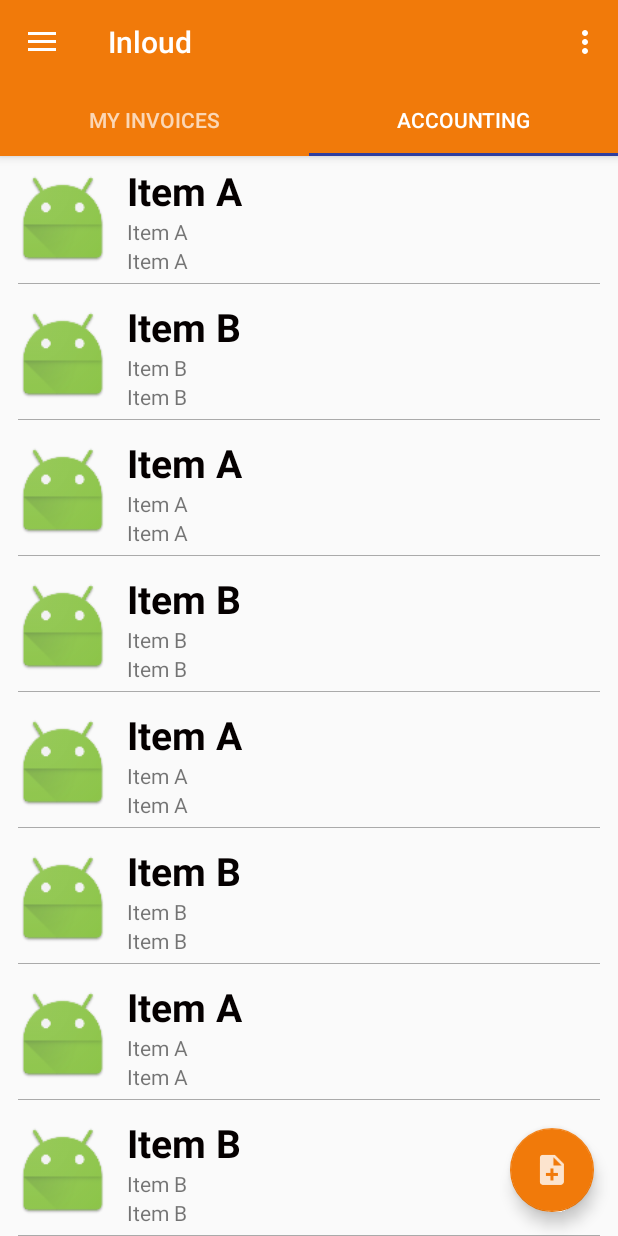
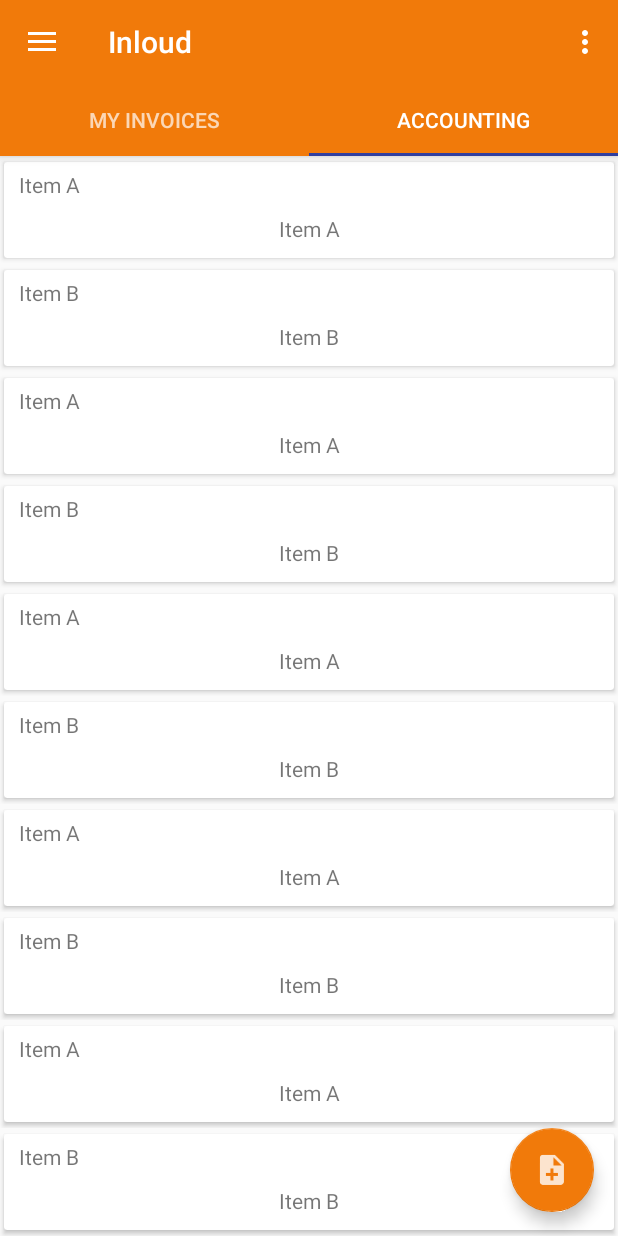
Before and after one commit to jmalovera10/Inloud, an Android app: the MyInvoiceFragment screen opened directly, with no data from a screen before it, tab 2 chosen, on a phone screen of 412 x 824 dp. Run offline under Robolectric (Android 15) with nearby library versions, the phone set to English and light mode, and no system bars; libraries missing offline, so code that uses them is left out: com.facebook, com.facebook.appevents, com.facebook.login; 2 statements that could not run were skipped.

Commit message:
Accounting design proposition

```diff
--- a/Android/Inloud/app/build.gradle
+++ b/Android/Inloud/app/build.gradle
@@ -37,5 +37,6 @@ dependencies {
     compile 'com.google.android.gms:play-services-auth:9.0.0'
     compile 'com.android.support.constraint:constraint-layout:1.0.2'
     compile 'com.android.support:recyclerview-v7:25.3.1'
+    compile 'com.android.support:cardview-v7:25.3.1'
     testCompile 'junit:junit:4.12'
 }
--- /dev/null
+++ b/Android/Inloud/app/src/main/java/papitas/adapters/AccountingRecyclerViewAdapter.java
@@ -0,0 +1,45 @@
+package papitas.adapters;
+
+import android.support.v7.widget.RecyclerView;
+import android.view.LayoutInflater;
+import android.view.View;
+import android.view.ViewGroup;
+
+import papitas.inloud.R;
+
+/**
+ * Created by juanm on 8/07/2017.
+ */
+
+public class AccountingRecyclerViewAdapter extends RecyclerView.Adapter{
+
+    private String[] items;
+
+    public AccountingRecyclerViewAdapter(String[] items) {
+        this.items = items;
+    }
+
+    @Override
+    public AccountingViewHolder onCreateViewHolder(ViewGroup parent, int viewType) {
+        View view = LayoutInflater.from(parent.getContext()).inflate(R.layout.accounting_card, parent, false);
+        return new AccountingViewHolder(view);
+    }
+
+    @Override
+    public void onBindViewHolder(RecyclerView.ViewHolder holder, int position) {
+        if(holder instanceof AccountingViewHolder){
+            AccountingViewHolder mHolder = (AccountingViewHolder) holder;
+            mHolder.bind(items[position],position);
+        }
+    }
+
+    @Override
+    public long getItemId(int position) {
+        return position;
+    }
+
+    @Override
+    public int getItemCount() {
+        return items.length;
+    }
+}
--- /dev/null
+++ b/Android/Inloud/app/src/main/java/papitas/adapters/AccountingViewHolder.java
@@ -0,0 +1,30 @@
+package papitas.adapters;
+
+import android.support.v7.widget.RecyclerView;
+import android.view.View;
+import android.widget.TextView;
+
+import papitas.inloud.R;
+
+/**
+ * Created by juanm on 8/07/2017.
+ */
+
+public class AccountingViewHolder extends RecyclerView.ViewHolder {
+
+    private TextView title;
+    private TextView value;
+
+
+    public AccountingViewHolder(View v) {
+        super(v);
+        title = (TextView) v.findViewById(R.id.accountingTitle);
+        value = (TextView) v.findViewById(R.id.accountingValue);
+    }
+
+    public void bind(String text, final int position) {
+        title.setText(text);
+        value.setText(text);
+    }
+
+}
--- a/Android/Inloud/app/src/main/java/papitas/adapters/RecyclerViewAdapter.java
+++ b/Android/Inloud/app/src/main/java/papitas/adapters/MyInvoiceRecyclerViewAdapter.java
@@ -11,24 +11,24 @@ import papitas.inloud.R;
  * Created by juanm on 22/06/2017.
  */
 
-public class RecyclerViewAdapter extends RecyclerView.Adapter{
+public class MyInvoiceRecyclerViewAdapter extends RecyclerView.Adapter{
 
     private String[] items;
 
-    public RecyclerViewAdapter(String[] items) {
+    public MyInvoiceRecyclerViewAdapter(String[] items) {
         this.items = items;
     }
 
     @Override
-    public TextItemViewHolder onCreateViewHolder(ViewGroup parent, int viewType) {
-        View view = LayoutInflater.from(parent.getContext()).inflate(R.layout.listing_view, parent, false);
-        return new TextItemViewHolder(view);
+    public MyInvoiceViewHolder onCreateViewHolder(ViewGroup parent, int viewType) {
+        View view = LayoutInflater.from(parent.getContext()).inflate(R.layout.invoice_item_layout, parent, false);
+        return new MyInvoiceViewHolder(view);
     }
 
     @Override
     public void onBindViewHolder(RecyclerView.ViewHolder holder, int position) {
-        if(holder instanceof TextItemViewHolder){
-            TextItemViewHolder mHolder = (TextItemViewHolder) holder;
+        if(holder instanceof MyInvoiceViewHolder){
+            MyInvoiceViewHolder mHolder = (MyInvoiceViewHolder) holder;
             mHolder.bind(items[position],position);
         }
     }
--- a/Android/Inloud/app/src/main/java/papitas/adapters/TextItemViewHolder.java
+++ b/Android/Inloud/app/src/main/java/papitas/adapters/MyInvoiceViewHolder.java
@@ -15,7 +15,7 @@ import papitas.inloud.R;
  * Created by juanm on 22/06/2017.
  */
 
-public class TextItemViewHolder extends RecyclerView.ViewHolder {
+public class MyInvoiceViewHolder extends RecyclerView.ViewHolder {
 
     private LinearLayout linearLayout;
     private TextView title;
@@ -24,7 +24,7 @@ public class TextItemViewHolder extends RecyclerView.ViewHolder {
     private ImageView image;
 
 
-    public TextItemViewHolder(View v) {
+    public MyInvoiceViewHolder(View v) {
         super(v);
         title = (TextView) v.findViewById(R.id.itemTitle);
         subTitle = (TextView) v.findViewById(R.id.subTitItem);
--- a/Android/Inloud/app/src/main/java/papitas/fragments/AccountingFragment.java
+++ b/Android/Inloud/app/src/main/java/papitas/fragments/AccountingFragment.java
@@ -9,7 +9,7 @@ import android.view.LayoutInflater;
 import android.view.View;
 import android.view.ViewGroup;
 
-import papitas.adapters.RecyclerViewAdapter;
+import papitas.adapters.AccountingRecyclerViewAdapter;
 import papitas.inloud.R;
 
 /**
@@ -47,14 +47,13 @@ public class AccountingFragment extends Fragment {
     public void onViewCreated(View view, @Nullable Bundle savedInstanceState) {
         super.onViewCreated(view, savedInstanceState);
 
-        String[] items = getResources().getStringArray(R.array.accountingDummy);
-        RecyclerViewAdapter adapter = new RecyclerViewAdapter(items);
+        String[] items = getResources().getStringArray(R.array.myInvoiceDummy);
+        AccountingRecyclerViewAdapter adapter = new AccountingRecyclerViewAdapter(items);
         recyclerView = (RecyclerView) view.findViewById(R.id.recycler_accounting);
         LinearLayoutManager layoutManager = new LinearLayoutManager(getContext());
         recyclerView.setLayoutManager(layoutManager);
         recyclerView.setAdapter(adapter);
         recyclerView.setNestedScrollingEnabled(true);
-
     }
 
 }
--- a/Android/Inloud/app/src/main/java/papitas/fragments/MyInvoiceFragment.java
+++ b/Android/Inloud/app/src/main/java/papitas/fragments/MyInvoiceFragment.java
@@ -8,9 +8,8 @@ import android.support.v7.widget.RecyclerView;
 import android.view.LayoutInflater;
 import android.view.View;
 import android.view.ViewGroup;
-import android.widget.Toast;
 
-import papitas.adapters.RecyclerViewAdapter;
+import papitas.adapters.MyInvoiceRecyclerViewAdapter;
 import papitas.inloud.R;
 
 /**
@@ -47,7 +46,7 @@ public class MyInvoiceFragment extends Fragment {
         super.onViewCreated(view, savedInstanceState);
 
         String[] items = getResources().getStringArray(R.array.myInvoiceDummy);
-        RecyclerViewAdapter adapter = new RecyclerViewAdapter(items);
+        MyInvoiceRecyclerViewAdapter adapter = new MyInvoiceRecyclerViewAdapter(items);
         recyclerView = (RecyclerView) view.findViewById(R.id.recycler_my_invoice);
         LinearLayoutManager layoutManager = new LinearLayoutManager(getContext());
         recyclerView.setLayoutManager(layoutManager);
--- /dev/null
+++ b/Android/Inloud/app/src/main/res/layout/accounting_card.xml
@@ -0,0 +1,51 @@
+<?xml version="1.0" encoding="utf-8"?>
+<LinearLayout xmlns:android="http://schemas.android.com/apk/res/android"
+    xmlns:app="http://schemas.android.com/apk/res-auto"
+    android:layout_width="match_parent"
+    android:layout_height="wrap_content"
+    android:orientation="vertical">
+
+    <android.support.v7.widget.CardView
+        android:layout_width="match_parent"
+        android:layout_height="match_parent"
+        app:cardUseCompatPadding="true">
+
+        <LinearLayout
+            android:layout_width="match_parent"
+            android:layout_height="match_parent"
+            android:orientation="vertical">
+
+            <LinearLayout
+                android:layout_width="match_parent"
+                android:layout_height="match_parent"
+                android:orientation="horizontal">
+
+                <TextView
+                    android:id="@+id/accountingTitle"
+                    android:layout_width="match_parent"
+                    android:layout_height="wrap_content"
+                    android:layout_weight="1"
+                    android:paddingLeft="10dp"
+                    android:paddingTop="5dp"
+                    android:text="TextView" />
+            </LinearLayout>
+
+            <LinearLayout
+                android:layout_width="match_parent"
+                android:layout_height="match_parent"
+                android:orientation="horizontal">
+
+                <TextView
+                    android:id="@+id/accountingValue"
+                    android:layout_width="wrap_content"
+                    android:layout_height="wrap_content"
+                    android:layout_weight="1"
+                    android:gravity="center_vertical|center_horizontal"
+                    android:paddingBottom="10dp"
+                    android:paddingTop="10dp"
+                    android:text="TextView" />
+            </LinearLayout>
+
+        </LinearLayout>
+    </android.support.v7.widget.CardView>
+</LinearLayout>
```
Also changed, not shown: Android/Inloud/app/src/main/res/layout/invoice_item_layout.xml (renamed from Android/Inloud/app/src/main/res/layout/listing_view.xml).
